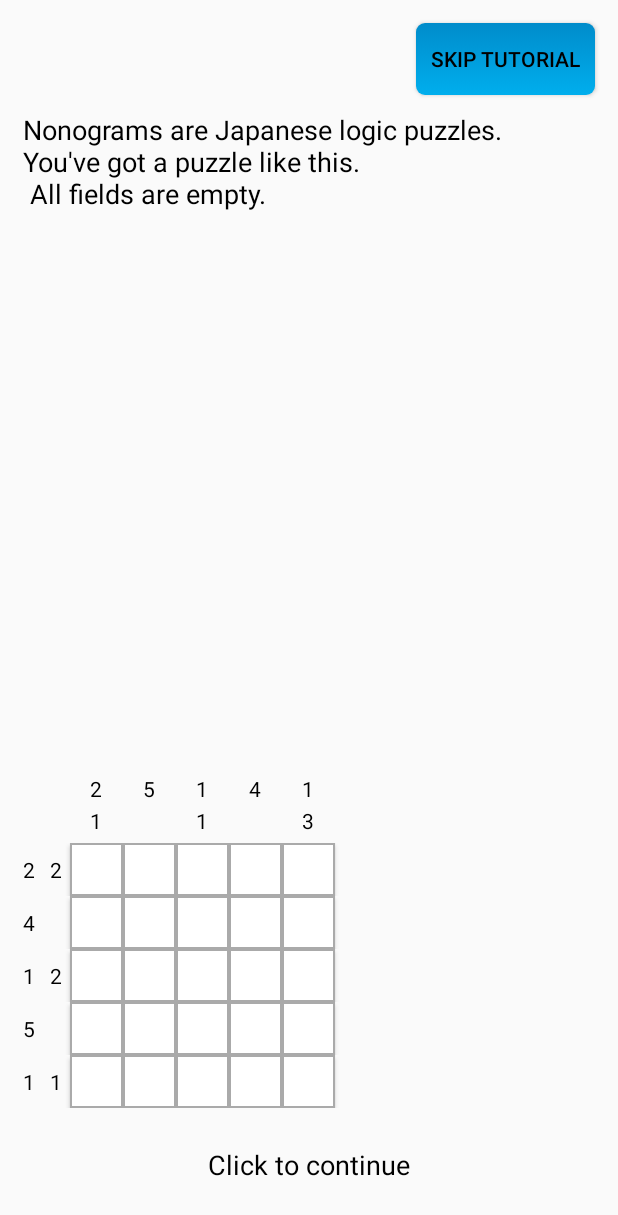
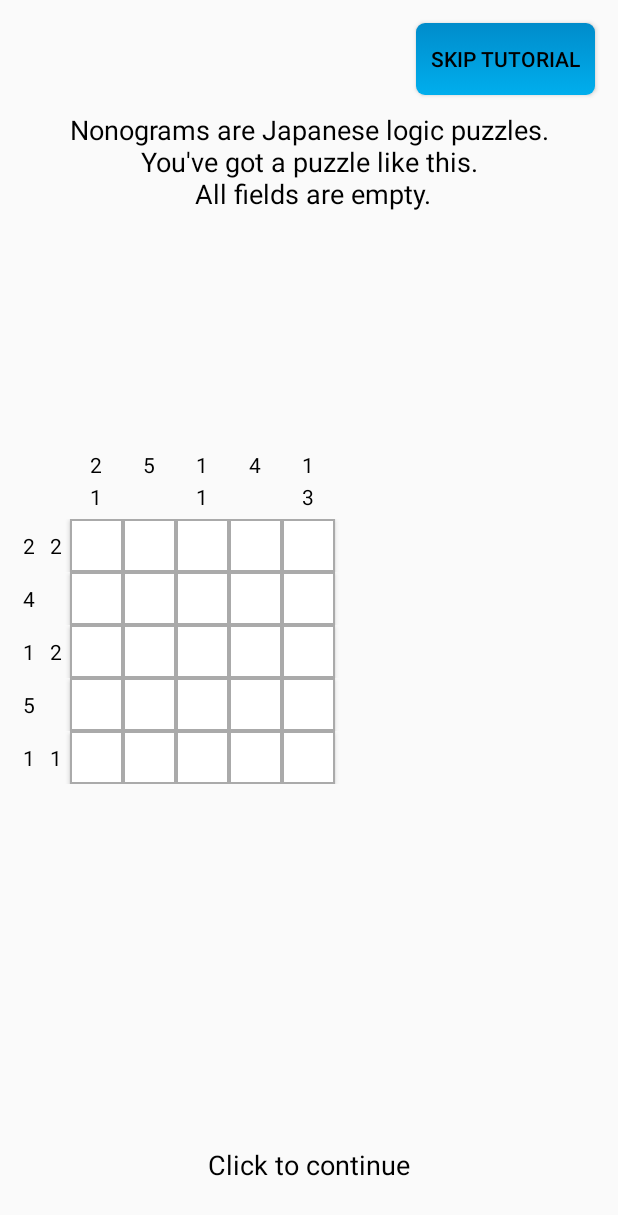
Before and after one commit to elen-niedermeyer/Nonogram-App, an Android app: the HowToPlayActivity screen opened directly, with no data from a screen before it, on a phone screen of 412 x 824 dp. Shown: the top 1215 px of the screen. Run offline under Robolectric (Android 15) with nearby library versions, the phone set to English and light mode, and no system bars.

Commit message:
Some more changes in the layout

```diff
--- a/app/src/main/java/niedermeyer/nonogram/activities/HowToPlayActivity.java
+++ b/app/src/main/java/niedermeyer/nonogram/activities/HowToPlayActivity.java
@@ -4,9 +4,11 @@ import android.content.Intent;
 import android.os.Bundle;
 import android.os.PersistableBundle;
 import android.support.v7.app.AppCompatActivity;
+import android.view.Gravity;
 import android.view.LayoutInflater;
 import android.view.View;
 import android.view.View.OnClickListener;
+import android.view.ViewGroup;
 import android.widget.Button;
 import android.widget.LinearLayout;
 import android.widget.TableLayout;
@@ -64,7 +66,9 @@ public class HowToPlayActivity extends AppCompatActivity implements OnClickListe
             // if it's not the end of the array, update views
             instruction.setText(instructions[index]);
             root.removeViewAt(INDEX_POSITION_TABLE);
-            root.addView(tables[index], INDEX_POSITION_TABLE);
+            TableLayout nextTable = tables[index];
+            nextTable.setLayoutParams(getTableParams());
+            root.addView(nextTable, INDEX_POSITION_TABLE);
             if (index == instructions.length - 1) {
                 // if it's the last step, change the string below
                 clickText.setText(getString(R.string.click_here_new_game));
@@ -117,7 +121,9 @@ public class HowToPlayActivity extends AppCompatActivity implements OnClickListe
         // sets the instruction text
         instruction.setText(instructions[index]);
         // adds the table
-        root.addView(tables[index], INDEX_POSITION_TABLE);
+        TableLayout startTable = tables[index];
+        startTable.setLayoutParams(getTableParams());
+        root.addView(startTable, INDEX_POSITION_TABLE);
 
         // adds the on click listener
         root.setOnClickListener(this);
@@ -132,4 +138,12 @@ public class HowToPlayActivity extends AppCompatActivity implements OnClickListe
         index = 0;
         startActivity(new Intent(this, NonogramActivity.class));
     }
+
+    private TableLayout.LayoutParams getTableParams() {
+        TableLayout.LayoutParams params = new TableLayout.LayoutParams(ViewGroup.LayoutParams.WRAP_CONTENT, ViewGroup.LayoutParams.WRAP_CONTENT, 1f);
+        //// TODO: 11.08.2017 find a way to center the view
+        params.gravity = Gravity.CENTER;
+
+        return params;
+    }
 }
--- a/app/src/main/res/layout/activity_how_to_play.xml
+++ b/app/src/main/res/layout/activity_how_to_play.xml
@@ -4,8 +4,10 @@
     android:id="@+id/activity_how_to_play_root"
     android:layout_width="match_parent"
     android:layout_height="match_parent"
+    android:layout_gravity="center"
     android:layout_margin="@dimen/distance_views_2"
     android:clickable="true"
+    android:gravity="center"
     android:orientation="vertical"
     tools:context="niedermeyer.nonogram.activities.HowToPlayActivity">
 
@@ -22,14 +24,14 @@
         style="@style/Text"
         android:layout_width="wrap_content"
         android:layout_height="0dp"
-        android:layout_weight="1" />
+        android:layout_weight="1"
+        android:textAlignment="center" />
 
     <TextView
         android:id="@+id/activity_how_to_play_text_click"
         style="@style/Text"
         android:layout_width="wrap_content"
         android:layout_height="wrap_content"
-        android:layout_gravity="center"
         android:layout_margin="@dimen/distance_views_3"
         android:layout_weight="0"
         android:text="@string/click_here_continue" />
--- a/app/src/main/res/layout/activity_how_to_play_table_1.xml
+++ b/app/src/main/res/layout/activity_how_to_play_table_1.xml
@@ -1,8 +1,7 @@
 <?xml version="1.0" encoding="utf-8"?>
 <TableLayout xmlns:android="http://schemas.android.com/apk/res/android"
     android:layout_width="wrap_content"
-    android:layout_height="0dp"
-    android:layout_weight="1">
+    android:layout_height="wrap_content">
 
     <TableRow
         android:layout_width="wrap_content"
--- a/app/src/main/res/layout/activity_how_to_play_table_2.xml
+++ b/app/src/main/res/layout/activity_how_to_play_table_2.xml
@@ -1,8 +1,7 @@
 <?xml version="1.0" encoding="utf-8"?>
 <TableLayout xmlns:android="http://schemas.android.com/apk/res/android"
     android:layout_width="wrap_content"
-    android:layout_height="0dp"
-    android:layout_weight="1">
+    android:layout_height="wrap_content">
 
     <TableRow
         android:layout_width="wrap_content"
--- a/app/src/main/res/layout/activity_how_to_play_table_3.xml
+++ b/app/src/main/res/layout/activity_how_to_play_table_3.xml
@@ -1,8 +1,7 @@
 <?xml version="1.0" encoding="utf-8"?>
 <TableLayout xmlns:android="http://schemas.android.com/apk/res/android"
     android:layout_width="wrap_content"
-    android:layout_height="0dp"
-    android:layout_weight="1">
+    android:layout_height="wrap_content">
 
     <TableRow
         android:layout_width="wrap_content"
--- a/app/src/main/res/layout/activity_how_to_play_table_4.xml
+++ b/app/src/main/res/layout/activity_how_to_play_table_4.xml
@@ -1,8 +1,7 @@
 <?xml version="1.0" encoding="utf-8"?>
 <TableLayout xmlns:android="http://schemas.android.com/apk/res/android"
     android:layout_width="wrap_content"
-    android:layout_height="0dp"
-    android:layout_weight="1">
+    android:layout_height="wrap_content">
 
     <TableRow
         android:layout_width="wrap_content"
--- a/app/src/main/res/layout/activity_how_to_play_table_5.xml
+++ b/app/src/main/res/layout/activity_how_to_play_table_5.xml
@@ -1,8 +1,7 @@
 <?xml version="1.0" encoding="utf-8"?>
 <TableLayout xmlns:android="http://schemas.android.com/apk/res/android"
     android:layout_width="wrap_content"
-    android:layout_height="0dp"
-    android:layout_weight="1">
+    android:layout_height="wrap_content">
 
     <TableRow
         android:layout_width="wrap_content"
```
